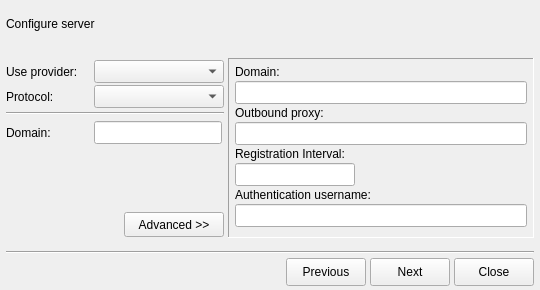
Before: the Qt Designer form share/skins/default/accountwizard.ui in itds-consulting/yate, drawn with Qt 5.
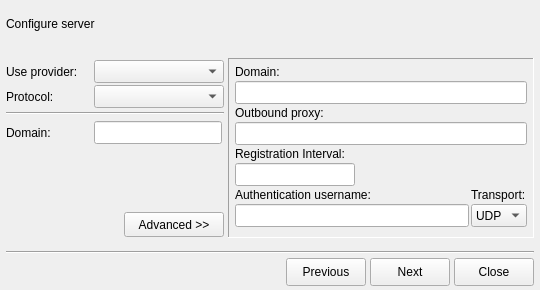
After: the same form once the commit is applied. The open tabs and pages were chosen to show the change. Icons and pictures are not drawn.

Commit message: Added support to choose the transport for sip accounts.

```diff
--- a/share/skins/default/accountwizard.ui
+++ b/share/skins/default/accountwizard.ui
@@ -1242,13 +1242,22 @@
               </widget>
              </item>
              <item>
+              <layout class="QGridLayout" >
+               <item row="0" column="0" >
               <widget class="QLabel" name="label_21" >
                <property name="text" >
                 <string>Authentication username:</string>
                </property>
               </widget>
              </item>
-             <item>
+               <item row="0" column="1" >
+                <widget class="QLabel" name="label_24" >
+                 <property name="text" >
+                  <string>Transport:</string>
+                 </property>
+                </widget>
+               </item>
+               <item row="1" column="0" >
               <widget class="QLineEdit" name="acc_proto_sip_authname" >
                <property name="sizePolicy" >
                 <sizepolicy vsizetype="Fixed" hsizetype="Expanding" >
@@ -1269,6 +1278,39 @@
                 </size>
                </property>
               </widget>
+               </item>
+               <item row="1" column="1" >
+                <widget class="QComboBox" name="acc_proto_sip_ip_transport" >
+                 <property name="minimumSize" >
+                  <size>
+                   <width>0</width>
+                   <height>23</height>
+                  </size>
+                 </property>
+                 <property name="maximumSize" >
+                  <size>
+                   <width>16777215</width>
+                   <height>23</height>
+                  </size>
+                 </property>
+                 <item>
+                  <property name="text" >
+                   <string>UDP</string>
+                  </property>
+                 </item>
+                 <item>
+                  <property name="text" >
+                   <string>TCP</string>
+                  </property>
+                 </item>
+                 <item>
+                  <property name="text" >
+                   <string>TLS</string>
+                  </property>
+                 </item>
+                </widget>
+               </item>
+              </layout>
              </item>
              <item>
               <spacer>
```
Lines whose indentation alone changed are shown as unchanged. The commit also changes 2 other files.
